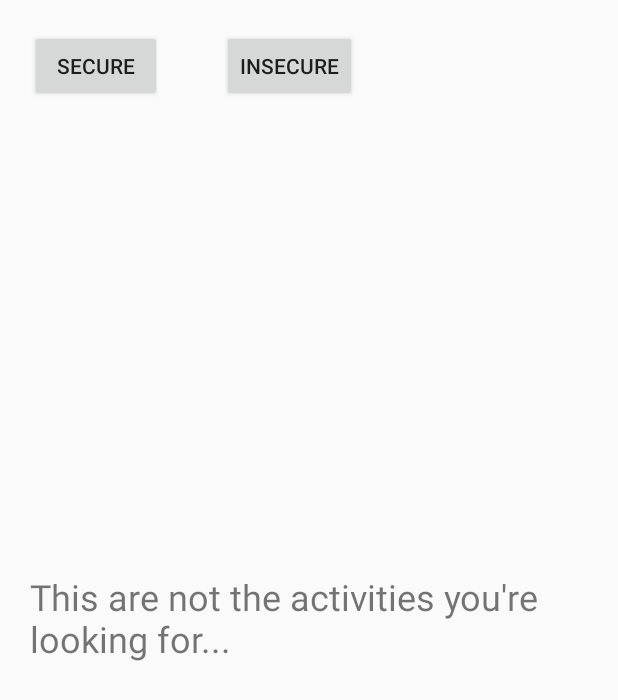
After one commit to Urucas/AppiumTests, an Android app: the FlagSecureActivity screen opened directly, with no data from a screen before it, on a phone screen of 412 x 824 dp. The commit adds this screen. Shown: the top 700 px of the screen. Run offline under Robolectric (Android 15) with nearby library versions, the phone set to English and light mode, and no system bars.

Commit message:
add FLAG_SECURE activity to test

```diff
--- a/android-app/AppiumTests/app/src/main/AndroidManifest.xml
+++ b/android-app/AppiumTests/app/src/main/AndroidManifest.xml
@@ -41,5 +41,9 @@
             android:name=".activities.SocketIOActivity"
             android:label="@string/app_name">
         </activity>
+        <activity
+            android:name=".activities.FlagSecureActivity"
+            android:label="@string/app_name">
+        </activity>
     </application>
 </manifest>
--- /dev/null
+++ b/android-app/AppiumTests/app/src/main/java/com/urucas/appiumtests/activities/FlagSecureActivity.java
@@ -0,0 +1,46 @@
+package com.urucas.appiumtests.activities;
+
+import android.app.Activity;
+import android.os.Bundle;
+import android.view.View;
+import android.view.WindowManager;
+import android.widget.Button;
+
+import com.urucas.appiumtests.R;
+
+/**
+ * Created by vrunoa on 3/6/16.
+ */
+public class FlagSecureActivity  extends Activity {
+
+    @Override
+    protected void onCreate(Bundle savedInstanceState) {
+        super.onCreate(savedInstanceState);
+        setContentView(R.layout.activity_flagsecure);
+
+        Button insecureBtt = (Button) findViewById(R.id.insecureBtt);
+        insecureBtt.setOnClickListener(new View.OnClickListener() {
+            @Override
+            public void onClick(View v) {
+                insecure();
+            }
+        });
+
+        Button secureBtt = (Button) findViewById(R.id.secureBtt);
+        secureBtt.setOnClickListener(new View.OnClickListener() {
+            @Override
+            public void onClick(View v) {
+                secure();
+            }
+        });
+    }
+
+    private void secure() {
+        getWindow().setFlags(WindowManager.LayoutParams.FLAG_SECURE,
+                WindowManager.LayoutParams.FLAG_SECURE);
+    }
+
+    private void insecure() {
+        getWindow().clearFlags(WindowManager.LayoutParams.FLAG_SECURE);
+    }
+}
--- /dev/null
+++ b/android-app/AppiumTests/app/src/main/res/layout/activity_flagsecure.xml
@@ -0,0 +1,38 @@
+<?xml version="1.0" encoding="utf-8"?>
+<RelativeLayout xmlns:android="http://schemas.android.com/apk/res/android"
+    android:orientation="vertical" android:layout_width="match_parent"
+    android:layout_height="match_parent">
+
+    <TextView
+        android:layout_width="match_parent"
+        android:layout_height="wrap_content"
+        android:text="This are not the activities you're looking for..."
+        android:textSize="24sp"
+        android:layout_gravity="center_horizontal"
+        android:layout_centerInParent="true"
+        android:layout_margin="20dp"
+        android:id="@+id/textView" />
+
+    <LinearLayout
+        android:layout_width="match_parent"
+        android:layout_height="wrap_content"
+        android:orientation="horizontal"
+        android:layout_alignParentTop="true">
+
+        <Button
+            android:layout_width="wrap_content"
+            android:layout_height="wrap_content"
+            android:layout_margin="20dp"
+            android:text="Secure"
+            android:id="@+id/secureBtt" />
+
+        <Button
+            android:layout_width="wrap_content"
+            android:layout_height="wrap_content"
+            android:layout_margin="20dp"
+            android:text="Insecure"
+            android:id="@+id/insecureBtt" />
+
+    </LinearLayout>
+
+</RelativeLayout>
--- a/android-app/AppiumTests/app/src/main/res/layout/activity_main.xml
+++ b/android-app/AppiumTests/app/src/main/res/layout/activity_main.xml
@@ -38,6 +38,12 @@
                 android:text="Open Socket.io Test"
                 android:id="@+id/openSocketIOBtt" />
 
+            <Button
+                android:layout_width="fill_parent"
+                android:layout_height="wrap_content"
+                android:text="Open FlagSecure Test"
+                android:id="@+id/openFlagBtt" />
+
         </LinearLayout>
 
     </ScrollView>
```
Also changed, not shown: android-app/AppiumTests/app/src/main/java/com/urucas/appiumtests/activities/MainActivity.java (+9 -0 lines), 1 other file.
